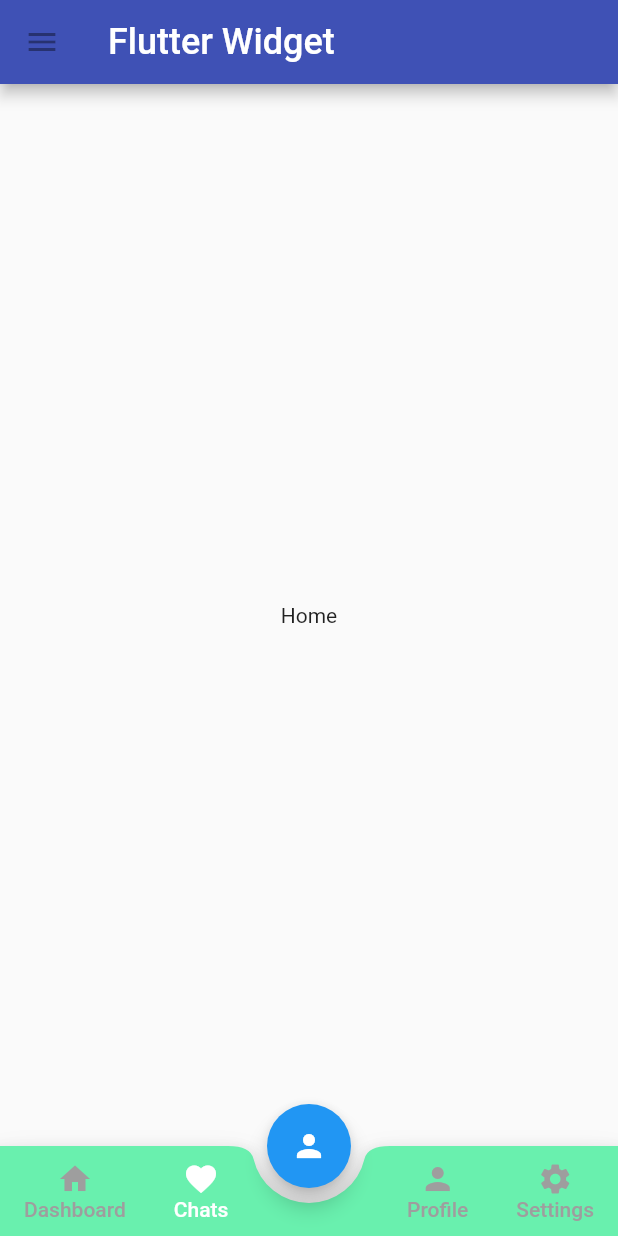
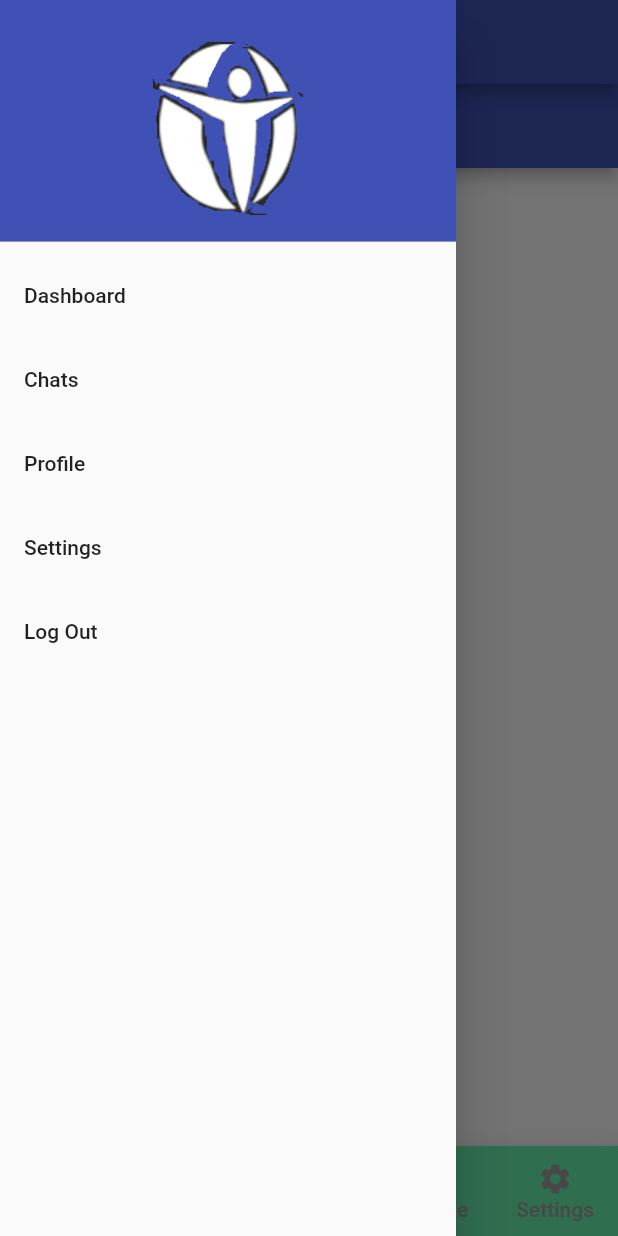
Before and after one commit to iabhishek3/flutter_app_skeleton, a Flutter app: the screen it shows after launch, item 2 of the bottom bar chosen, with the side drawer open (before the commit the screen has no drawer), on a phone screen of 412 x 824 dp. Run offline on Flutter 3.47's test engine with Material 2 defaults, Android fonts, the phone set to English and light mode, and no system bars; our stand-ins replace google_fonts, simple_animations.

Commit message:
Login form and drawer

```diff
--- a/lib/main.dart
+++ b/lib/main.dart
@@ -1,8 +1,11 @@
 import 'package:flutter/material.dart';
 import 'package:flutter_widget/screens/docs.dart';
+import 'package:flutter_widget/screens/profile.dart';
 import './widget/bottom_navigation.dart';
+import './widget/drawer.dart';
 import 'screens/home.dart';
 import 'screens/setting.dart';
+import 'screens/chats.dart';
 
 void main() => runApp(MyApp());
 
@@ -17,9 +20,8 @@ class _MyAppState extends State<MyApp> {
   int currentTab = 0;
   final List<Widget> screens = [
     GridDashboard(),
-    home(),
-
-    setting(),
+     Chats(),
+   profile(),
     setting(),
   ];
   final PageStorageBucket bucket = PageStorageBucket();
@@ -32,18 +34,13 @@ class _MyAppState extends State<MyApp> {
   @override
   Widget build(BuildContext context) {
     return MaterialApp(
-        title: 'Flutter Widget',
+        title: 'Dashboard',
         home: Scaffold(
+            drawer:MyDrawer(),
             appBar: AppBar(
-              title: Text("Flutter Widget", style: TextStyle(fontSize: 24)),
+              title: Text("Dashboard", style: TextStyle(fontSize: 24)),
               centerTitle: false,
-              backgroundColor: Colors.indigo,
-              leading: IconButton(
-                icon: Icon(Icons.menu),
-                color: Colors.pink,
-                tooltip: 'Navigation menu',
-                onPressed: null,
-              ),
+              backgroundColor: Colors.indigo
             ),
             body: screens[currentTab],
             floatingActionButton: FloatingActionButton(
--- a/lib/screens/chats.dart
+++ b/lib/screens/chats.dart
@@ -0,0 +1,18 @@
+import 'package:flutter/material.dart';
+import '../widget/drawer.dart';
+class Chats extends StatelessWidget {
+  @override
+  Widget build(BuildContext context) {
+    return  Scaffold(
+        drawer:MyDrawer(),
+    appBar: AppBar(
+    title: Text("Chat ", style: TextStyle(fontSize: 24)),
+    centerTitle: false,
+    backgroundColor: Colors.indigo
+    ),
+    body: Text(
+      "chat screen"
+    )
+    );
+  }
+}
--- a/lib/screens/profile.dart
+++ b/lib/screens/profile.dart
@@ -0,0 +1,21 @@
+
+
+import 'package:flutter/material.dart';
+import '../widget/drawer.dart';
+
+class profile extends StatelessWidget {
+  @override
+  Widget build(BuildContext context) {
+    return   Scaffold(
+        drawer:MyDrawer(),
+        appBar: AppBar(
+            title: Text("Profile ", style: TextStyle(fontSize: 24)),
+            centerTitle: false,
+            backgroundColor: Colors.indigo
+        ),
+        body: Text(
+            "Profile screen"
+        )
+    );
+  }
+}
--- /dev/null
+++ b/lib/widget/drawer.dart
@@ -0,0 +1,81 @@
+import 'package:flutter/material.dart';
+import 'package:flutter_widget/screens/docs.dart';
+import 'package:flutter_widget/screens/chats.dart';
+import 'package:flutter_widget/screens/profile.dart';
+import 'package:flutter_widget/screens/setting.dart';
+import 'package:flutter_widget/screens/login.dart';
+import '../main.dart';
+class MyDrawer extends StatelessWidget {
+  @override
+  Widget build(BuildContext context) {
+    return Drawer(
+                   child: ListView(
+                     padding: EdgeInsets.zero,
+                     children: <Widget>[
+                       DrawerHeader(
+                         child:Center(
+                                            child: Image.asset(
+                                              'assets/logo.png',
+                                              width: 100,
+                                            ),
+                                          ),
+                         decoration: BoxDecoration(
+                           color:Colors.indigo,
+                         ),
+
+                       ),
+                       ListTile(
+                         title: Text('Dashboard'),
+                         onTap: () {
+
+                           //Navigator.pop(context);
+                           Navigator.push(context,
+                           MaterialPageRoute(builder: (context) => MyApp()));
+                         },
+                       ),
+                       ListTile(
+                         title: Text('Chats'),
+                         onTap: () {
+                           // Update the state of the app
+                           // ...
+                           // Then close the drawer
+                           Navigator.push(context,
+                           MaterialPageRoute(builder: (context) => Chats()));
+                         },
+                       ),
+
+                         ListTile(
+                                                title: Text('Profile'),
+                                                onTap: () {
+                                                  // Update the state of the app
+                                                  // ...
+                                                  // Then close the drawer
+                                                  Navigator.push(context,
+                                                  MaterialPageRoute(builder: (context) => profile()));
+                                                },
+                                              ),
+  ListTile(
+                         title: Text('Settings'),
+                         onTap: () {
+                           // Update the state of the app
+                           // ...
+                           // Then close the drawer
+                           Navigator.push(context,
+                           MaterialPageRoute(builder: (context) => setting()));
+                         },
+                       ),
+                         ListTile(
+                                                title: Text('Log Out'),
+                                                onTap: () {
+                                                  // Update the state of the app
+                                                  // ...
+                                                  // Then close the drawer
+                                                  Navigator.push(context,
+                                                  MaterialPageRoute(builder: (context) => LoginPage()));
+                                                },
+                                              ),
+                     ],
+                   ),
+                 );
+  }
+  }
--- a/pubspec.yaml
+++ b/pubspec.yaml
@@ -14,7 +14,7 @@ description: A new Flutter project.
 version: 1.0.0+1
 
 environment:
-  sdk: ">=2.1.0 <3.0.0"
+  sdk: ">=2.2.2 <3.0.0"
 
 dependencies:
   flutter:
@@ -23,6 +23,7 @@ dependencies:
   google_fonts: ^0.2.0
 
   cupertino_icons: ^0.1.2
+  simple_animations: ^1.3.4
 
 dev_dependencies:
   flutter_test:
@@ -42,7 +43,7 @@ flutter:
 
   # To add assets to your application, add an assets section, like this:
   assets:
-   - todo.png
+   - assets/
 
 
   # An image asset can refer to one or more resolution-specific "variants", see
```
Also changed, not shown: lib/Animation/FadeAnimation.dart (added, +32 -0 lines), lib/screens/docs.dart (+64 -54 lines), lib/screens/login.dart (added, +173 -0 lines), lib/screens/setting.dart (+11 -2 lines), lib/widget/social_icons.dart (added, +22 -0 lines), assets/1.png (added), assets/2.png (added), assets/3.png (added), assets/4.png (added), assets/5.png (added), assets/6.png (added), assets/bg.jpg (added), assets/logo.png (added), assets/logo1.png (added), 1 more files, 1 other file.
